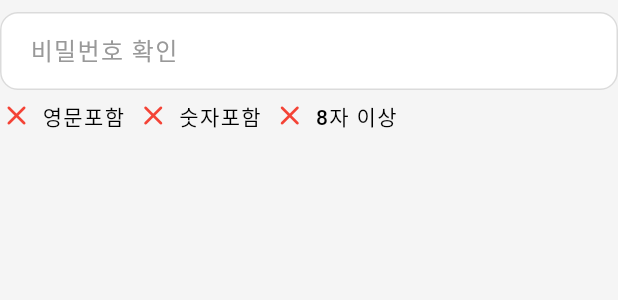
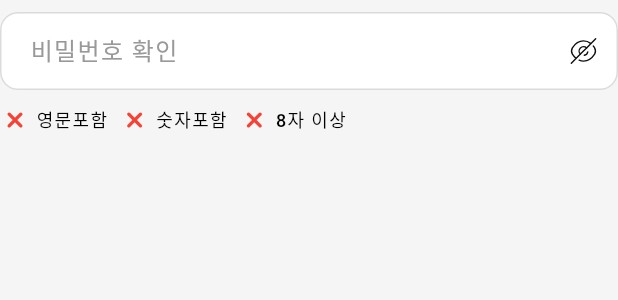
Before and after one commit to ethan0624/ice_baroalgi, a Flutter app: the PasswordFormField widget shown alone on an empty page, opened directly, on a phone screen of 412 x 824 dp. Shown: the top 300 px of the screen. Run offline on Flutter 3.47's test engine with Material 3 defaults, Android fonts, the phone set to English and light mode, and no system bars; our stand-ins replace auto_route, bloc, carousel_slider, device_info_plus, dio, easy_localization and 9 more; missing offline and left inert: app_tracking_transparency, flutter_naver_map, side_effect_bloc; accounts and stored records are empty; statements that could not run were skipped.

```diff
--- a/lib/presentation/widget/icon_text.dart
+++ b/lib/presentation/widget/icon_text.dart
@@ -13,13 +13,13 @@ class IconText extends StatelessWidget {
   @override
   Widget build(BuildContext context) {
     return Wrap(
-      spacing: 6,
+      spacing: 4,
       crossAxisAlignment: WrapCrossAlignment.center,
       children: [
         icon,
         Text(
           label,
-          style: context.textTheme.labelLarge,
+          style: context.textTheme.labelMedium,
         ),
       ],
     );
--- a/lib/presentation/widget/password_form_field.dart
+++ b/lib/presentation/widget/password_form_field.dart
@@ -1,16 +1,24 @@
 import 'package:flutter/material.dart';
+import 'package:flutter_svg/svg.dart';
+import 'package:incheon_knowhow/core/extension/string_extension.dart';
 import 'package:incheon_knowhow/presentation/widget/app_text_form_field.dart';
 import 'package:incheon_knowhow/presentation/widget/icon_text.dart';
 
 class PasswordFormField extends StatefulWidget {
   final TextEditingController? controller;
+  final FocusNode? focusNode;
+  final TextInputAction? textInputAction;
   final String? hint;
   final EdgeInsets margin;
+  final VoidCallback? onSubmitted;
   const PasswordFormField({
     super.key,
     this.controller,
+    this.focusNode,
+    this.textInputAction,
     this.hint,
     this.margin = const EdgeInsets.symmetric(vertical: 14),
+    this.onSubmitted,
   });
 
   @override
@@ -18,6 +26,44 @@ class PasswordFormField extends StatefulWidget {
 }
 
 class _PasswordFormFieldState extends State<PasswordFormField> {
+  final _textController = TextEditingController();
+  final _passIconPath = 'assets/images/ic_checked.svg';
+  final _failIconPath = 'assets/images/ic_close.svg';
+  bool _showPassword = false;
+  bool _containAlphabet = false;
+  bool _containNumber = false;
+  bool _minLength = false;
+
+  _onTextChanged() {
+    final text = _textController.text;
+    widget.controller?.text = text;
+    setState(() {
+      _containAlphabet = text.hasAlphabet();
+      _containNumber = text.hasNumber();
+      _minLength = text.length >= 8;
+    });
+  }
+
+  _togglePasswordShow() {
+    setState(() {
+      _showPassword = !_showPassword;
+    });
+  }
+
+  @override
+  void initState() {
+    super.initState();
+
+    _textController.addListener(_onTextChanged);
+  }
+
+  @override
+  void dispose() {
+    _textController.removeListener(_onTextChanged);
+    _textController.dispose();
+    super.dispose();
+  }
+
   @override
   Widget build(BuildContext context) {
     return Container(
@@ -25,38 +71,70 @@ class _PasswordFormFieldState extends State<PasswordFormField> {
       child: Column(
         crossAxisAlignment: CrossAxisAlignment.start,
         children: [
-          AppTextFormField(
-            controller: widget.controller,
-            hintText: widget.hint ?? '비밀번호 입력',
-            margin: EdgeInsets.zero,
-            isObscureText: true,
+          Stack(
+            children: [
+              AppTextFormField(
+                controller: _textController,
+                focusNode: widget.focusNode,
+                hintText: widget.hint ?? '비밀번호 입력',
+                keyboardType: TextInputType.emailAddress,
+                textInputAction: widget.textInputAction ?? TextInputAction.done,
+                maxLength: 40,
+                margin: EdgeInsets.zero,
+                isObscureText: !_showPassword,
+                onSubmitted: widget.onSubmitted,
+              ),
+              Positioned(
+                top: 0,
+                bottom: 0,
+                right: 10,
+                child: InkWell(
+                  onTap: _togglePasswordShow,
+                  child: SvgPicture.asset(
+                    _showPassword
+                        ? 'assets/images/ic_password_show.svg'
+                        : 'assets/images/ic_password_hide.svg',
+                    width: 26,
+                    height: 26,
+                  ),
+                ),
+              ),
+            ],
           ),
-          const SizedBox(height: 6),
-          const Wrap(
+          const SizedBox(height: 10),
+          Wrap(
             spacing: 8,
             crossAxisAlignment: WrapCrossAlignment.center,
             children: [
               IconText(
-                icon: Icon(
-                  Icons.close_rounded,
-                  size: 22,
-                  color: Colors.red,
+                icon: SvgPicture.asset(
+                  _containAlphabet ? _passIconPath : _failIconPath,
+                  width: 20,
+                  height: 20,
+                  colorFilter: ColorFilter.mode(
+                      _containAlphabet ? Colors.green : Colors.red,
+                      BlendMode.srcIn),
                 ),
                 label: '영문포함',
               ),
               IconText(
-                icon: Icon(
-                  Icons.close_rounded,
-                  size: 22,
-                  color: Colors.red,
+                icon: SvgPicture.asset(
+                  _containNumber ? _passIconPath : _failIconPath,
+                  width: 20,
+                  height: 20,
+                  colorFilter: ColorFilter.mode(
+                      _containNumber ? Colors.green : Colors.red,
+                      BlendMode.srcIn),
                 ),
                 label: '숫자포함',
               ),
               IconText(
-                icon: Icon(
-                  Icons.close_rounded,
-                  size: 22,
-                  color: Colors.red,
+                icon: SvgPicture.asset(
+                  _minLength ? _passIconPath : _failIconPath,
+                  width: 20,
+                  height: 20,
+                  colorFilter: ColorFilter.mode(
+                      _minLength ? Colors.green : Colors.red, BlendMode.srcIn),
                 ),
                 label: '8자 이상',
               ),
```
Also changed, not shown: lib/core/extension/context_extension.dart (+33 -0 lines), lib/core/extension/string_extension.dart (+14 -3 lines), lib/presentation/screen/login/login_screen.dart (+36 -4 lines), 1 other file.
